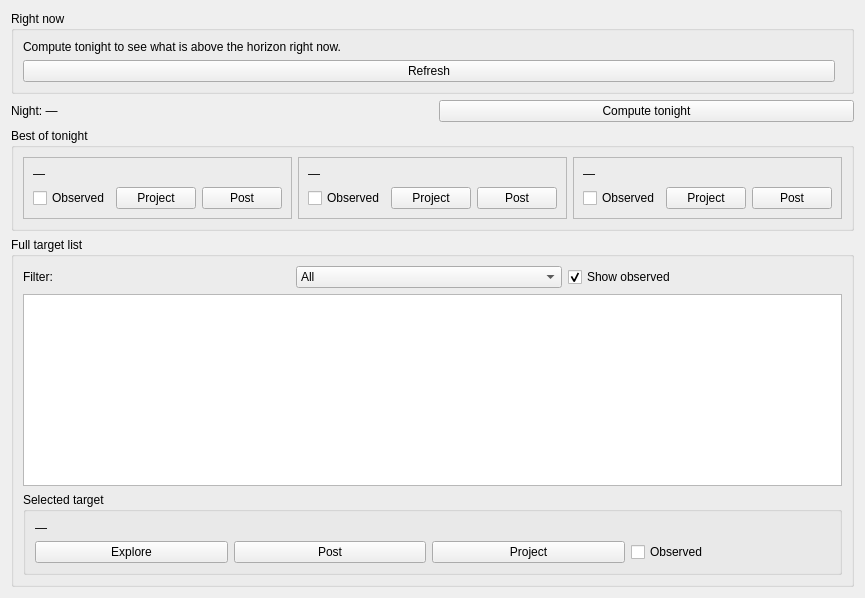
Old version of the form nightscribe/gui/ui/tonight_tab.ui in the repository irydeo/nightscribe.
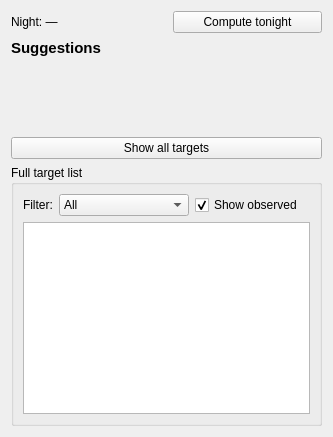
New version of the form.

Commit message: UX v3.1: usability overhaul of Tonight + Projects

Diff of the .ui file:
```diff
--- a/nightscribe/gui/ui/tonight_tab.ui
+++ b/nightscribe/gui/ui/tonight_tab.ui
@@ -3,34 +3,6 @@
  <class>TonightTab</class>
  <widget class="QWidget" name="TonightTab">
   <layout class="QVBoxLayout" name="verticalLayout">
-   <item>
-    <widget class="QGroupBox" name="grp_now">
-     <property name="title"><string>Right now</string></property>
-     <layout class="QVBoxLayout" name="nowLayout">
-      <item>
-       <widget class="QLabel" name="lbl_now">
-        <property name="wordWrap"><bool>true</bool></property>
-        <property name="text"><string>Compute tonight to see what is above the horizon right now.</string></property>
-       </widget>
-      </item>
-      <item>
-       <layout class="QHBoxLayout" name="nowBtns">
-        <item>
-         <widget class="QPushButton" name="btn_now_refresh">
-          <property name="text"><string>Refresh</string></property>
-          <property name="toolTip"><string>Recompute current altitudes</string></property>
-         </widget>
-        </item>
-        <item>
-         <spacer name="nowSpacer">
-          <property name="orientation"><enum>Qt::Horizontal</enum></property>
-         </spacer>
-        </item>
-       </layout>
-      </item>
-     </layout>
-    </widget>
-   </item>
    <item>
     <layout class="QHBoxLayout" name="headerLayout">
      <item>
@@ -52,55 +24,23 @@
     </layout>
    </item>
    <item>
-    <widget class="QGroupBox" name="grp_top">
-     <property name="title"><string>Best of tonight</string></property>
-     <layout class="QHBoxLayout" name="topLayout">
-      <item>
-       <widget class="QFrame" name="card0">
-        <property name="frameShape"><enum>QFrame::StyledPanel</enum></property>
-        <layout class="QVBoxLayout" name="card0Layout">
-         <item><widget class="QLabel" name="card0_text"><property name="wordWrap"><bool>true</bool></property><property name="text"><string>—</string></property></widget></item>
-         <item>
-          <layout class="QHBoxLayout" name="card0Btns">
-            <item><widget class="QCheckBox" name="card0_obs"><property name="text"><string>Observed</string></property></widget></item>
-            <item><widget class="QPushButton" name="card0_project"><property name="text"><string>Project</string></property><property name="toolTip"><string>Create a guided project for this target</string></property></widget></item>
-            <item><widget class="QPushButton" name="card0_post"><property name="text"><string>Post</string></property></widget></item>
-          </layout>
-         </item>
-        </layout>
-       </widget>
-      </item>
-      <item>
-       <widget class="QFrame" name="card1">
-        <property name="frameShape"><enum>QFrame::StyledPanel</enum></property>
-        <layout class="QVBoxLayout" name="card1Layout">
-         <item><widget class="QLabel" name="card1_text"><property name="wordWrap"><bool>true</bool></property><property name="text"><string>—</string></property></widget></item>
-         <item>
-          <layout class="QHBoxLayout" name="card1Btns">
-            <item><widget class="QCheckBox" name="card1_obs"><property name="text"><string>Observed</string></property></widget></item>
-            <item><widget class="QPushButton" name="card1_project"><property name="text"><string>Project</string></property><property name="toolTip"><string>Create a guided project for this target</string></property></widget></item>
-            <item><widget class="QPushButton" name="card1_post"><property name="text"><string>Post</string></property></widget></item>
-          </layout>
-         </item>
-        </layout>
-       </widget>
-      </item>
-      <item>
-       <widget class="QFrame" name="card2">
-        <property name="frameShape"><enum>QFrame::StyledPanel</enum></property>
-        <layout class="QVBoxLayout" name="card2Layout">
-         <item><widget class="QLabel" name="card2_text"><property name="wordWrap"><bool>true</bool></property><property name="text"><string>—</string></property></widget></item>
-         <item>
-          <layout class="QHBoxLayout" name="card2Btns">
-            <item><widget class="QCheckBox" name="card2_obs"><property name="text"><string>Observed</string></property></widget></item>
-            <item><widget class="QPushButton" name="card2_project"><property name="text"><string>Project</string></property><property name="toolTip"><string>Create a guided project for this target</string></property></widget></item>
-            <item><widget class="QPushButton" name="card2_post"><property name="text"><string>Post</string></property></widget></item>
-          </layout>
-         </item>
-        </layout>
-       </widget>
-      </item>
-     </layout>
+    <widget class="QLabel" name="lbl_suggestions_title">
+     <property name="text"><string>Suggestions</string></property>
+     <property name="styleSheet"><string notr="true">font-size: 15px; font-weight: bold;</string></property>
+    </widget>
+   </item>
+   <item>
+    <widget class="QScrollArea" name="scroll_suggestions">
+     <property name="widgetResizable"><bool>true</bool></property>
+     <property name="frameShape"><enum>QFrame::NoFrame</enum></property>
+     <widget class="QWidget" name="suggestions_container"/>
+    </widget>
+   </item>
+   <item>
+    <widget class="QPushButton" name="btn_show_all">
+     <property name="text"><string>Show all targets</string></property>
+     <property name="checkable"><bool>true</bool></property>
+     <property name="toolTip"><string>Expand the full sortable table</string></property>
     </widget>
    </item>
    <item>
@@ -128,29 +68,7 @@
       <item>
        <widget class="QTableWidget" name="tbl_targets">
         <property name="sortingEnabled"><bool>true</bool></property>
-        <property name="toolTip"><string>Click a header to sort. Columns adapt to the selected type filter.</string></property>
-       </widget>
-      </item>
-      <item>
-       <widget class="QGroupBox" name="grp_detail">
-        <property name="title"><string>Selected target</string></property>
-        <layout class="QVBoxLayout" name="detailLayout">
-         <item>
-          <widget class="QLabel" name="lbl_detail">
-           <property name="wordWrap"><bool>true</bool></property>
-           <property name="text"><string>—</string></property>
-          </widget>
-         </item>
-         <item>
-          <layout class="QHBoxLayout" name="detailBtns">
-            <item><widget class="QPushButton" name="btn_detail_explore"><property name="text"><string>Explore</string></property></widget></item>
-            <item><widget class="QPushButton" name="btn_detail_post"><property name="text"><string>Post</string></property></widget></item>
-            <item><widget class="QPushButton" name="btn_detail_project"><property name="text"><string>Project</string></property><property name="toolTip"><string>Create a guided project for this target</string></property></widget></item>
-            <item><widget class="QCheckBox" name="chk_detail_obs"><property name="text"><string>Observed</string></property></widget></item>
-           <item><spacer name="detailSpacer"><property name="orientation"><enum>Qt::Horizontal</enum></property></spacer></item>
-          </layout>
-         </item>
-        </layout>
+        <property name="toolTip"><string>Double-click a row to start a project</string></property>
        </widget>
       </item>
      </layout>
```
The commit also changes 7 other files.
